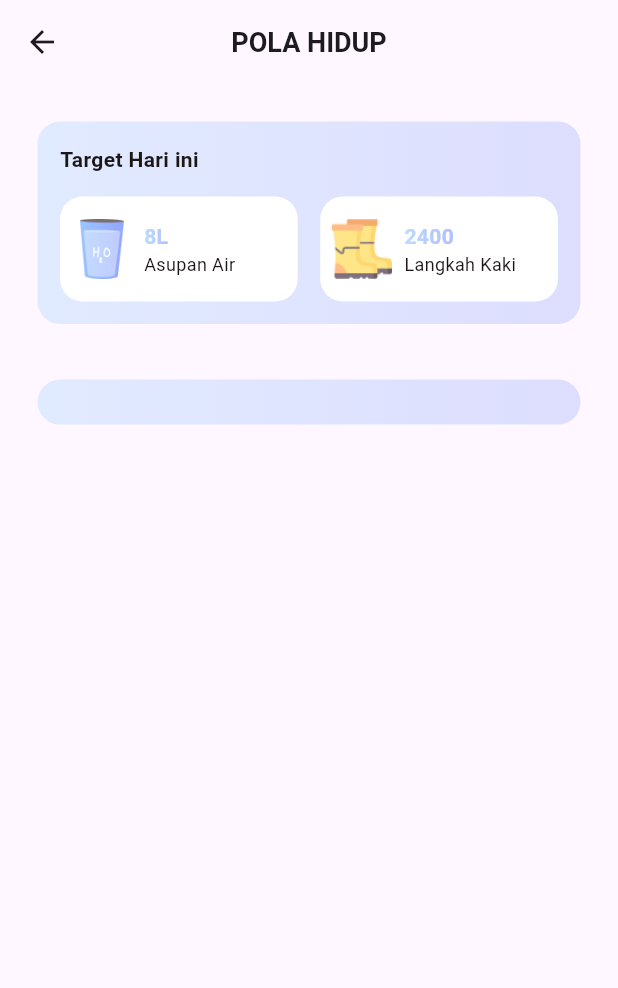
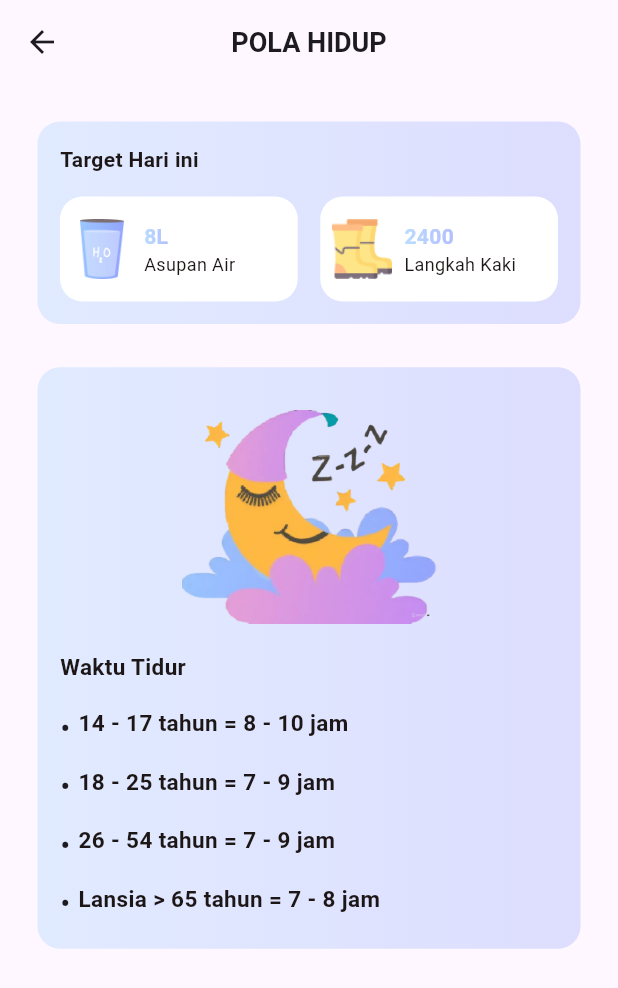
Before and after one commit to M1ft4hul/sistem_pakar, a Flutter app: the Pola screen opened directly, on a phone screen of 412 x 824 dp. Shown: the top 988 px of the screen. Run offline on Flutter 3.47's test engine with Material 3 defaults, Android fonts, the light colour scheme and no system bars; our stand-ins replace google_fonts, ionicons, shared_preferences, smooth_page_indicator; accounts and stored records are empty.

Commit message:
page pola hidup DONE

```diff
--- a/lib/page/pola_hidup.dart
+++ b/lib/page/pola_hidup.dart
@@ -51,9 +51,10 @@ class Pola extends StatelessWidget {
                         Text(
                           "Target Hari ini",
                           style: TextStyle(
-                              color: TColor.black,
-                              fontSize: 14,
-                              fontWeight: FontWeight.w700),
+                            color: TColor.black,
+                            fontSize: 14,
+                            fontWeight: FontWeight.w700,
+                          ),
                         ),
                         // SizedBox(
                         //   width: 30,
@@ -118,7 +119,7 @@ class Pola extends StatelessWidget {
                 ),
               ),
               SizedBox(
-                height: media.width * 0.09,
+                height: media.width * 0.07,
               ),
               Container(
                 padding:
@@ -131,6 +132,117 @@ class Pola extends StatelessWidget {
                     ],
                   ),
                   borderRadius: BorderRadius.circular(15),
+                ),
+                child: Column(
+                  children: [
+                    Row(
+                      mainAxisAlignment: MainAxisAlignment.center,
+                      children: [
+                        Image.asset(
+                          "assets/sleep.png",
+                          height: 170,
+                          width: 170,
+                        ),
+                      ],
+                    ),
+                    SizedBox(
+                      height: media.width * 0.01,
+                    ),
+                    Row(
+                      children: [
+                        Text(
+                          "Waktu Tidur",
+                          style: TextStyle(
+                            color: TColor.black,
+                            fontSize: 15,
+                            fontWeight: FontWeight.w700,
+                          ),
+                        ),
+                      ],
+                    ),
+                    SizedBox(
+                      height: media.width * 0.04,
+                    ),
+                    Row(
+                      crossAxisAlignment: CrossAxisAlignment.start,
+                      children: [
+                        const Text(
+                          "• ",
+                          style: TextStyle(fontSize: 20), // ukuran bullet
+                        ),
+                        Expanded(
+                          child: Text(
+                            "14 - 17 tahun = 8 - 10 jam",
+                            style: TextStyle(
+                              fontSize: 15,
+                              color: TColor.black,
+                              fontWeight: FontWeight.w700,
+                            ), // ukuran teks
+                          ),
+                        ),
+                      ],
+                    ),
+                    const SizedBox(height: 10), // Spasi antar item
+                    Row(
+                      crossAxisAlignment: CrossAxisAlignment.start,
+                      children: [
+                        const Text(
+                          "• ",
+                          style: TextStyle(fontSize: 20), // ukuran bullet
+                        ),
+                        Expanded(
+                          child: Text(
+                            "18 - 25 tahun = 7 - 9 jam",
+                            style: TextStyle(
+                              fontSize: 15,
+                              color: TColor.black,
+                              fontWeight: FontWeight.w700,
+                            ), // ukuran teks
+                          ),
+                        ),
+                      ],
+                    ),
+                    const SizedBox(height: 10), // Spasi antar item
+                    Row(
+                      crossAxisAlignment: CrossAxisAlignment.start,
+                      children: [
+                        const Text(
+                          "• ",
+                          style: TextStyle(fontSize: 20), // ukuran bullet
+                        ),
+                        Expanded(
+                          child: Text(
+                            "26 - 54 tahun = 7 - 9 jam",
+                            style: TextStyle(
+                              fontSize: 15,
+                              color: TColor.black,
+                              fontWeight: FontWeight.w700,
+                            ), // ukuran teks
+                          ),
+                        ),
+                      ],
+                    ),
+                    const SizedBox(height: 10), // Spasi antar item
+                    Row(
+                      crossAxisAlignment: CrossAxisAlignment.start,
+                      children: [
+                        const Text(
+                          "• ",
+                          style: TextStyle(fontSize: 20), // ukuran bullet
+                        ),
+                        Expanded(
+                          child: Text(
+                            "Lansia > 65 tahun = 7 - 8 jam",
+                            style: TextStyle(
+                              fontSize: 15,
+                              color: TColor.black,
+                              fontWeight: FontWeight.w700,
+                            ), // ukuran teks
+                          ),
+                        ),
+                      ],
+                    ),
+                  ],
                 ),
               )
             ],
```
Also changed, not shown: assets/sleep.jpeg (added), assets/sleep.png.
